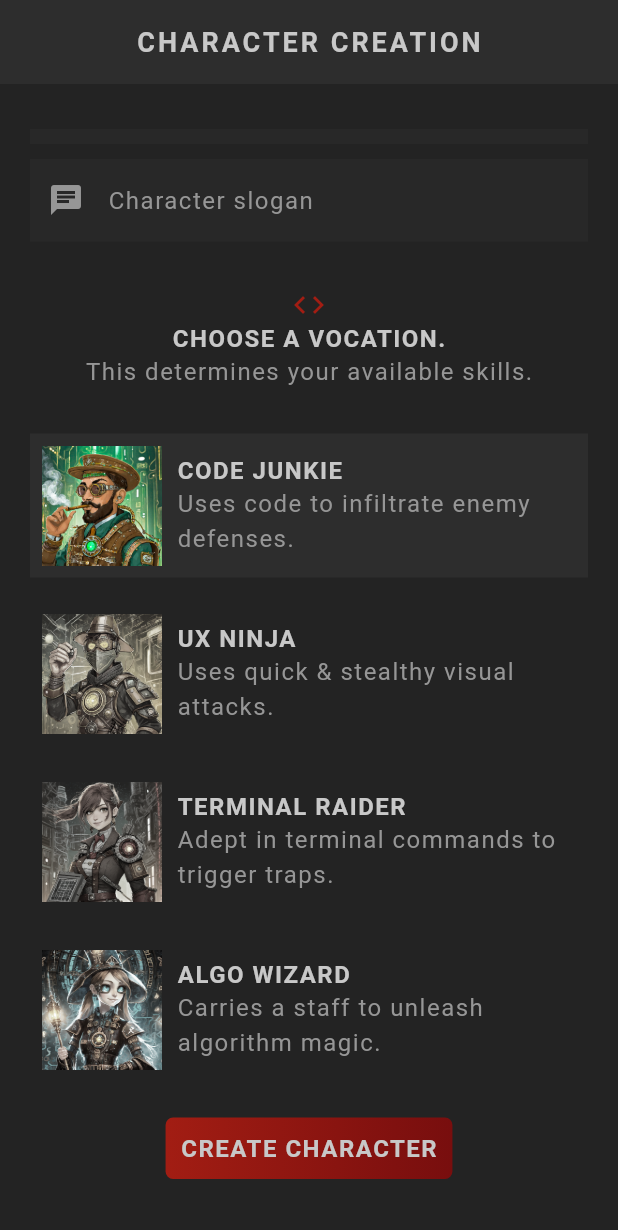
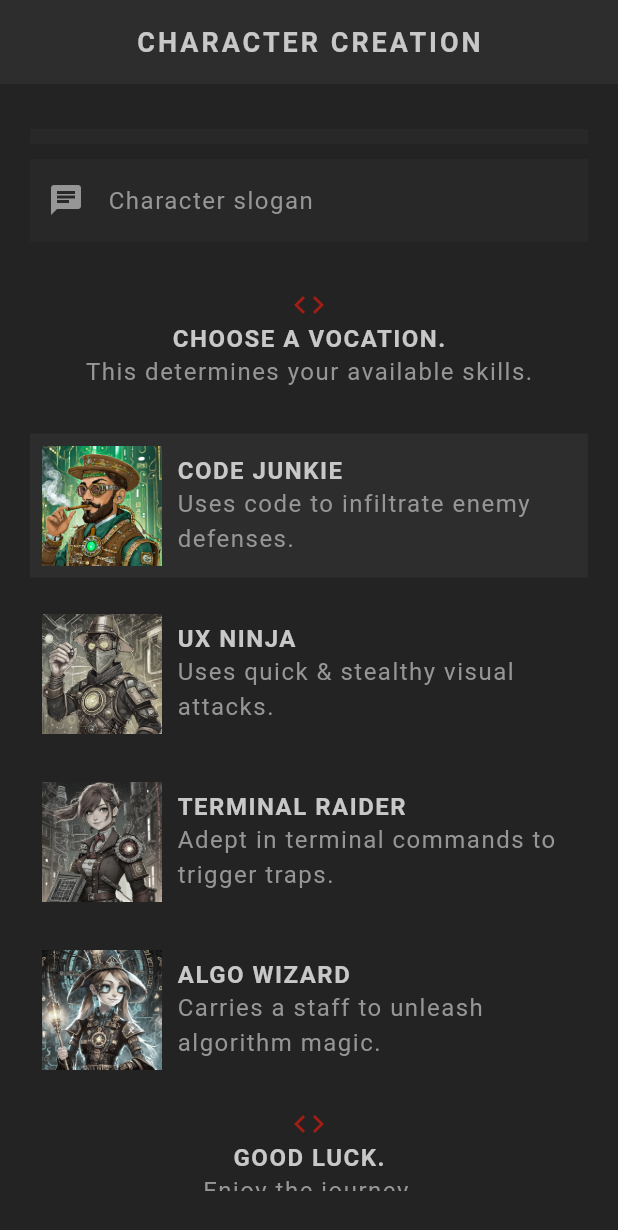
Before and after one commit to emagnu/flutter_rpg, a Flutter app: the screen it shows after launch, scrolled down 143 dp, on a phone screen of 412 x 824 dp. Shown: the top 1230 px of the screen. Run offline on Flutter 3.47's test engine with Material 3 defaults, Android fonts, the phone set to English and light mode, and no system bars; our stand-ins replace google_fonts; Roboto replaces fonts that are missing (Kanit).

Commit message:
44 - Submitting the Data (5:58)

```diff
--- a/lib/screens/create/create_screen.dart
+++ b/lib/screens/create/create_screen.dart
@@ -1,14 +1,19 @@
 //  //   ///
 //  Import LIBRARIES
 import 'package:flutter/material.dart';
-import 'package:flutter_rpg/shared/styled_button.dart';
-import 'package:flutter_rpg/themes/theme.dart';
+import 'package:flutter/widgets.dart';
+import 'package:flutter_rpg/models/character.dart';
 import 'package:google_fonts/google_fonts.dart';
+import 'package:uuid/uuid.dart';
 //  Import FILES
 import '../../models/vocation.dart';
+import '../../shared/styled_button.dart';
 import '../../shared/styled_text.dart';
+import '../../themes/theme.dart';
 import 'vocation_card.dart';
 //  //   ///
+
+var uuid = const Uuid();
 
 class CreateScreen extends StatefulWidget {
   const CreateScreen({super.key});
@@ -40,15 +45,24 @@ class _CreateScreenState extends State<CreateScreen> {
   void handleSubmit() {
     if (_nameController.text.trim().isEmpty) {
       debugPrint('name must not be empty');
+      // Show error dialog
       return;
     }
     if (_sloganController.text.trim().isEmpty) {
       debugPrint('slogan must not be empty');
+      // Show error dialog
       return;
     }
 
     debugPrint(_nameController.text);
     debugPrint(_sloganController.text);
+
+    characters.add(Character(
+      id: uuid.v4(),
+      name: _nameController.text.trim(),
+      slogan: _sloganController.text.trim(),
+      vocation: selectedVocation,
+    ));
   }
 
   @override
@@ -78,6 +92,7 @@ class _CreateScreenState extends State<CreateScreen> {
                 child: StyledText('Create a name & slogan for your character.'),
               ),
               const SizedBox(height: 30),
+
               // Character creation form - input for name and slogan
               TextField(
                 controller: _nameController,
@@ -102,6 +117,7 @@ class _CreateScreenState extends State<CreateScreen> {
               ),
               // ...
               const SizedBox(height: 30),
+
               // Select vocation title
               Center(
                 child: Icon(
@@ -116,6 +132,7 @@ class _CreateScreenState extends State<CreateScreen> {
                 child: StyledText('This determines your available skills.'),
               ),
               const SizedBox(height: 30),
+
               // Output vocation cards
               VocationCard(
                   selected: selectedVocation == Vocation.junkie,
@@ -133,6 +150,22 @@ class _CreateScreenState extends State<CreateScreen> {
                   selected: selectedVocation == Vocation.wizard,
                   onTap: updateVocation,
                   vocation: Vocation.wizard),
+
+              // good luck message
+              Center(
+                child: Icon(
+                  Icons.code,
+                  color: AppColors.primaryColor,
+                ),
+              ),
+              const Center(
+                child: StyledHeading('Good Luck.'),
+              ),
+              const Center(
+                child: StyledText('Enjoy the journey.'),
+              ),
+              const SizedBox(height: 30),
+
               //Character creation form - input for name and slogan
               Center(
                 child: StyledButton(
--- a/pubspec.yaml
+++ b/pubspec.yaml
@@ -36,6 +36,7 @@ dependencies:
   # Use with the CupertinoIcons class for iOS style icons.
   cupertino_icons: ^1.0.6
   google_fonts: ^6.2.1
+  uuid: ^4.4.0
 
 dev_dependencies:
   flutter_test:
```
Also changed, not shown: pubspec.lock.
